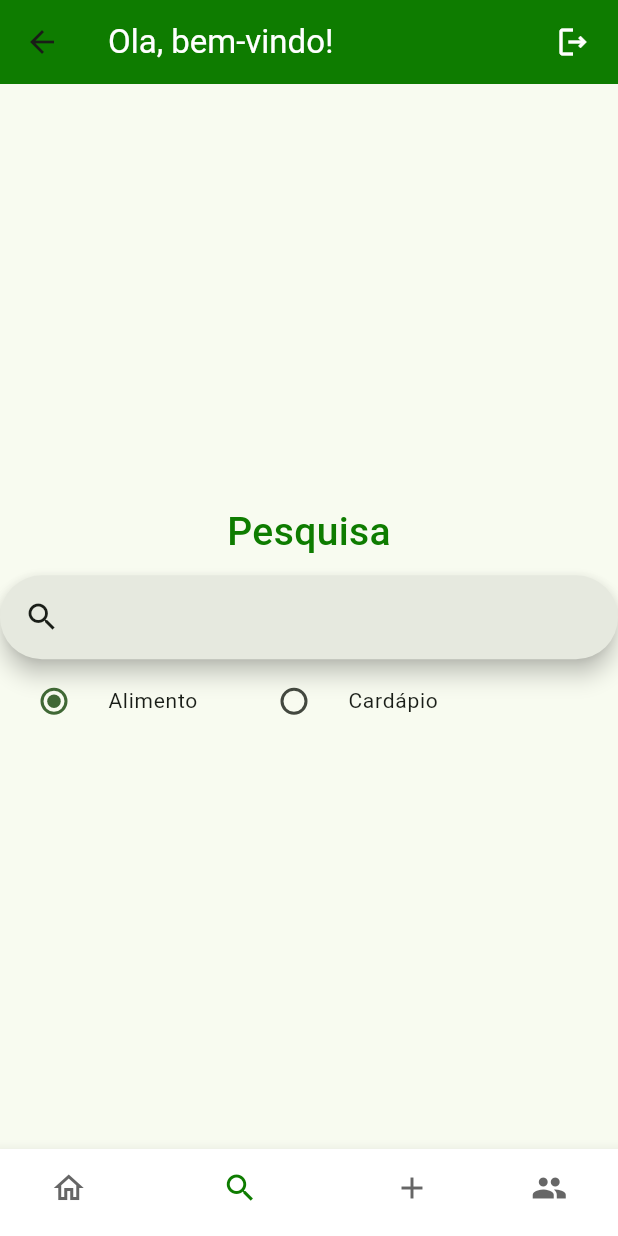
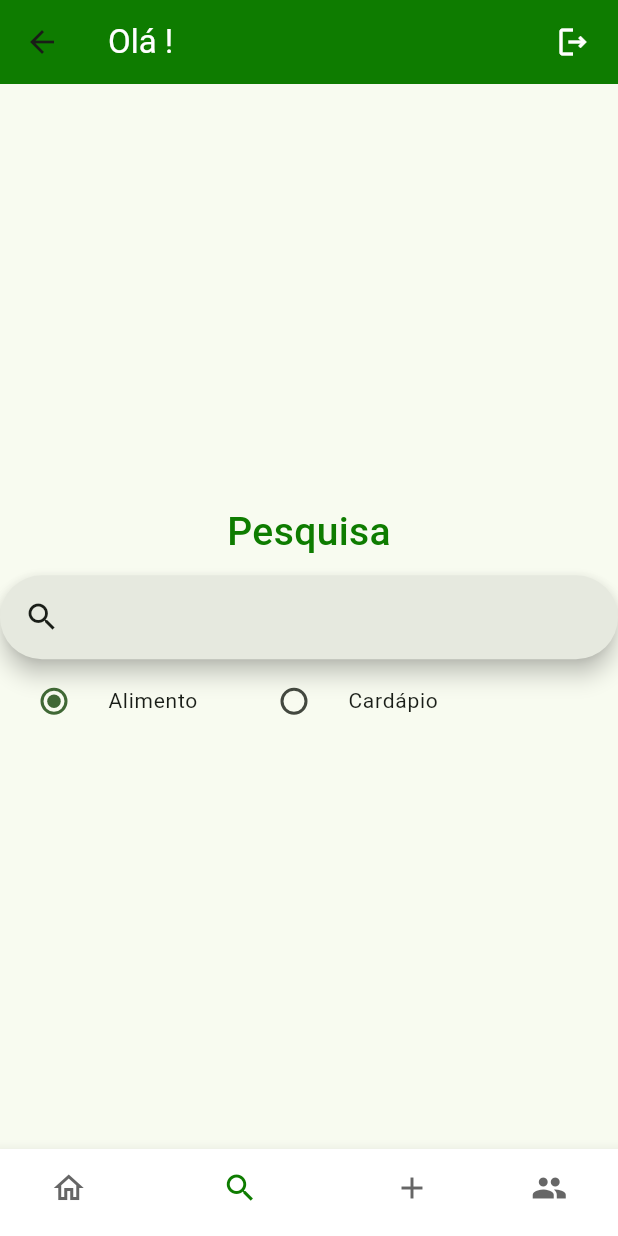
Before and after one commit to silva-luiz/app-nutricao, a Flutter app: the Index screen opened by its route, item 2 of the bottom bar chosen, on a phone screen of 412 x 824 dp. Run offline on Flutter 3.47's test engine with Material 3 defaults, Android fonts, the phone set to English and light mode, and no system bars; our stand-ins replace image_picker, sqflite; accounts and stored records are empty.

```diff
--- /dev/null
+++ b/lib/_utils/constants.dart
@@ -0,0 +1,3 @@
+library login.constants;
+
+String? nomeUsuario = '';
--- a/lib/pages/index.dart
+++ b/lib/pages/index.dart
@@ -4,6 +4,7 @@ import 'package:app_nutricao/pages/creditos.dart';
 import 'package:app_nutricao/pages/initial_home.dart';
 import 'package:app_nutricao/pages/search.dart';
 import 'package:flutter/material.dart';
+import 'package:app_nutricao/_utils/constants.dart' as constants;
 
 class Index extends StatefulWidget {
   const Index({super.key});
@@ -31,9 +32,9 @@ class _IndexState extends State<Index> {
   Widget build(BuildContext context) {
     return Scaffold(
       appBar: AppBar(
-        title: const Text(
-          'Ola, bem-vindo!',
-          style: TextStyle(color: AppColors.textLight),
+        title: Text(
+          'Olá ${constants.nomeUsuario ?? 'Amigo'}!',
+          style: const TextStyle(color: AppColors.textLight),
         ),
         actions: [
           IconButton(
@@ -79,8 +80,8 @@ class _IndexState extends State<Index> {
         ],
         currentIndex: _selectedIndex,
         selectedItemColor: AppColors.primaryColor,
-        unselectedIconTheme: IconThemeData(color: AppColors.textGrey),
-        selectedIconTheme: IconThemeData(color: AppColors.primaryColor),
+        unselectedIconTheme: const IconThemeData(color: AppColors.textGrey),
+        selectedIconTheme: const IconThemeData(color: AppColors.primaryColor),
         showSelectedLabels: false,
         onTap: _onItemTapped,
       ),
--- a/lib/pages/search.dart
+++ b/lib/pages/search.dart
@@ -24,8 +24,9 @@ class SearchPage extends StatelessWidget {
             builder: (BuildContext context, SearchController controller) {
               return SearchBar(
                 controller: controller,
-                padding: const WidgetStatePropertyAll<EdgeInsets>(
-                    EdgeInsets.symmetric(horizontal: 16.0)),
+                padding: MaterialStateProperty.all<EdgeInsets>(
+                  const EdgeInsets.symmetric(horizontal: 16.0),
+                ),
                 onTap: () {
                   controller.openView();
                 },
--- a/pubspec.yaml
+++ b/pubspec.yaml
@@ -30,7 +30,7 @@ environment:
 dependencies:
   flutter:
     sdk: flutter
-
+  provider: ^5.0.0
   path: ^1.9.0
 
   # The following adds the Cupertino Icons font to your application.
```
Also changed, not shown: lib/data/database_helper.dart (+54 -0 lines), lib/pages/home.dart (+8 -4 lines), lib/pages/login.dart (+81 -13 lines), lib/pages/temp.dart (deleted, +0 -22 lines), pubspec.lock.
